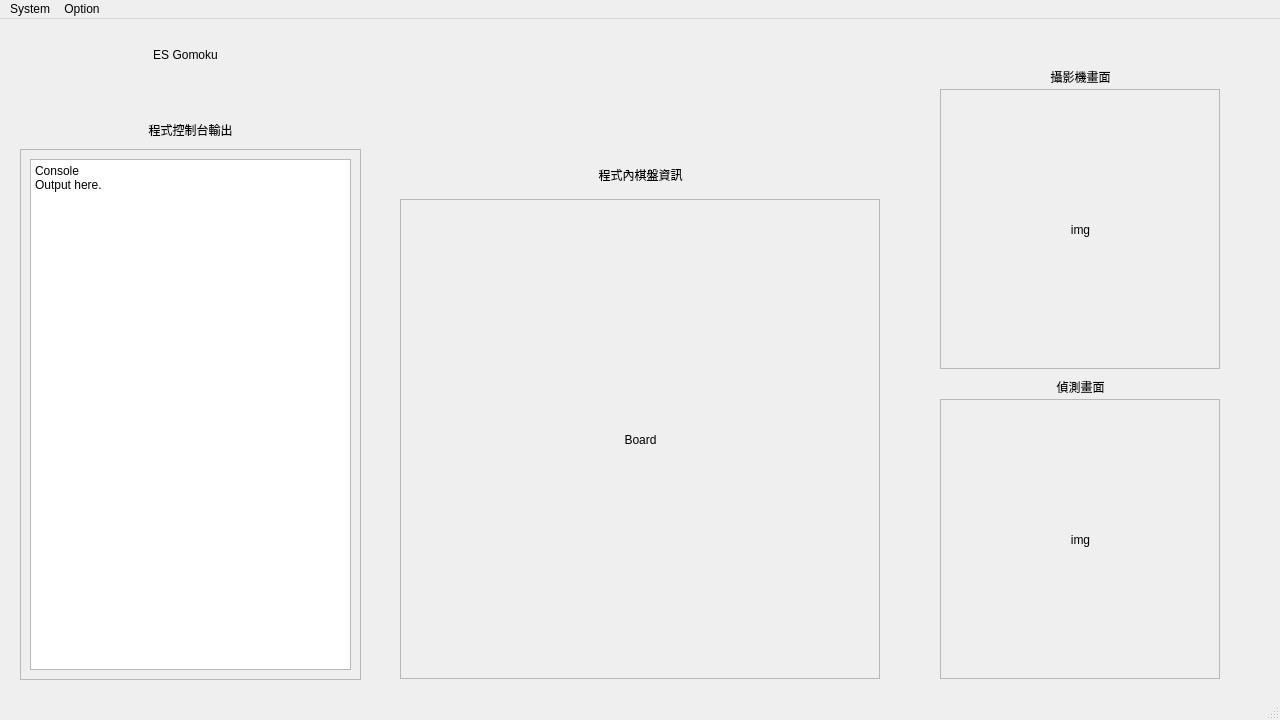
Old version of the form ESgomoku/MainScreen.ui in the repository Agenicy/ESgomoku.
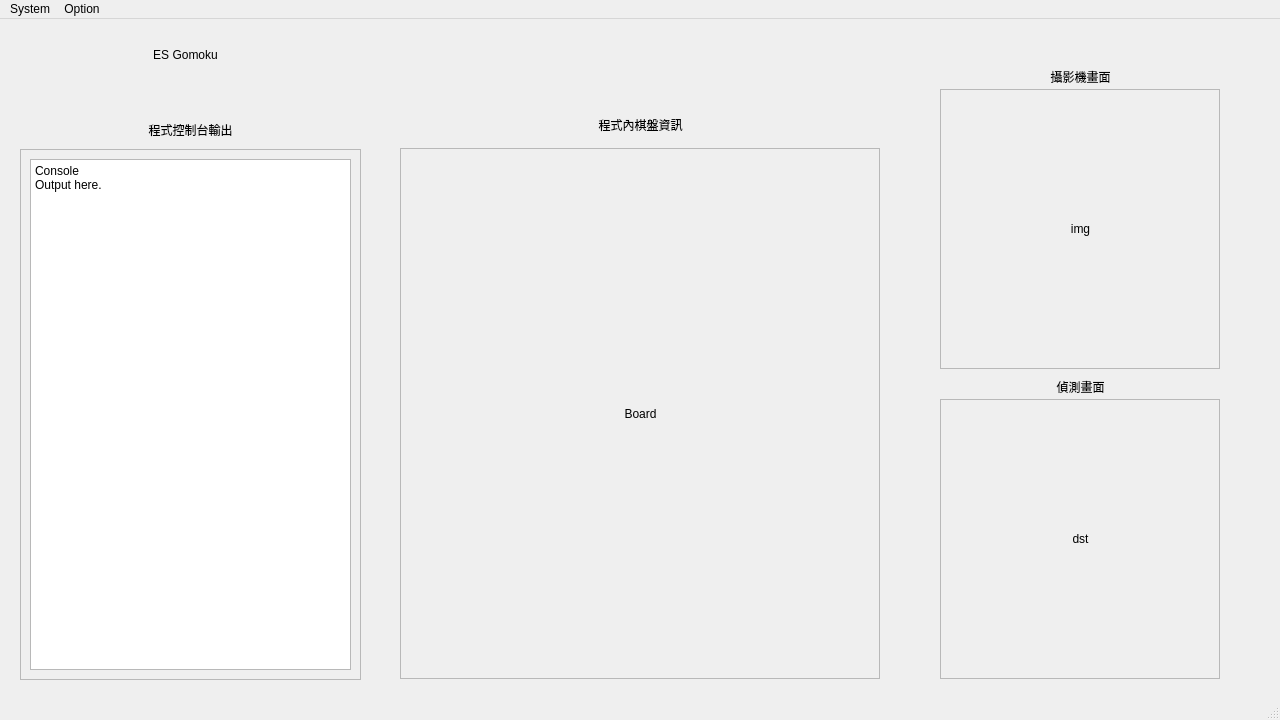
New version of the form.

Patch:
```diff
--- a/ESgomoku/MainScreen.ui
+++ b/ESgomoku/MainScreen.ui
@@ -56,6 +56,9 @@
      <property name="text">
       <string>img</string>
      </property>
+     <property name="textFormat">
+      <enum>Qt::RichText</enum>
+     </property>
      <property name="alignment">
       <set>Qt::AlignCenter</set>
      </property>
@@ -98,7 +101,10 @@
       </size>
      </property>
      <property name="text">
-      <string>img</string>
+      <string>dst</string>
+     </property>
+     <property name="textFormat">
+      <enum>Qt::RichText</enum>
      </property>
      <property name="alignment">
       <set>Qt::AlignCenter</set>
@@ -144,9 +150,9 @@
     <property name="geometry">
      <rect>
       <x>400</x>
-      <y>180</y>
+      <y>129</y>
       <width>480</width>
-      <height>480</height>
+      <height>531</height>
      </rect>
     </property>
     <property name="frameShape">
@@ -161,7 +167,7 @@
        <x>10</x>
        <y>10</y>
        <width>461</width>
-       <height>461</height>
+       <height>511</height>
       </rect>
      </property>
      <property name="text">
@@ -182,7 +188,7 @@
     <property name="geometry">
      <rect>
       <x>400</x>
-      <y>140</y>
+      <y>90</y>
       <width>481</width>
       <height>31</height>
      </rect>
```
Left out of the diff: 2 changed lines with no effect on the pictures.
